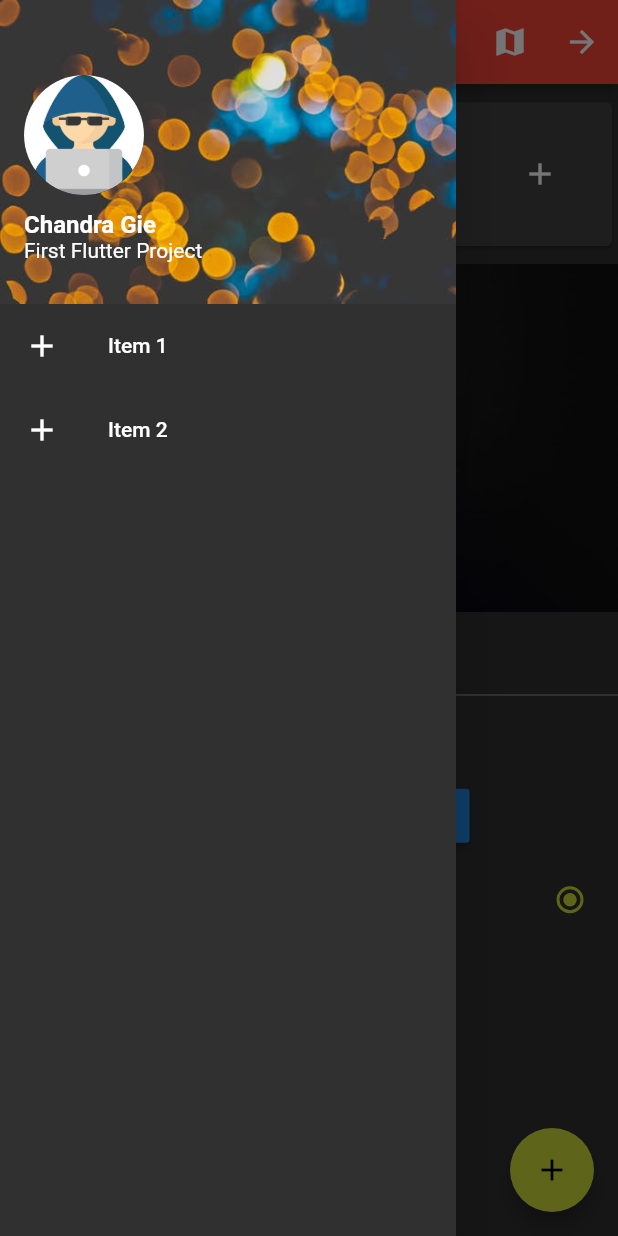
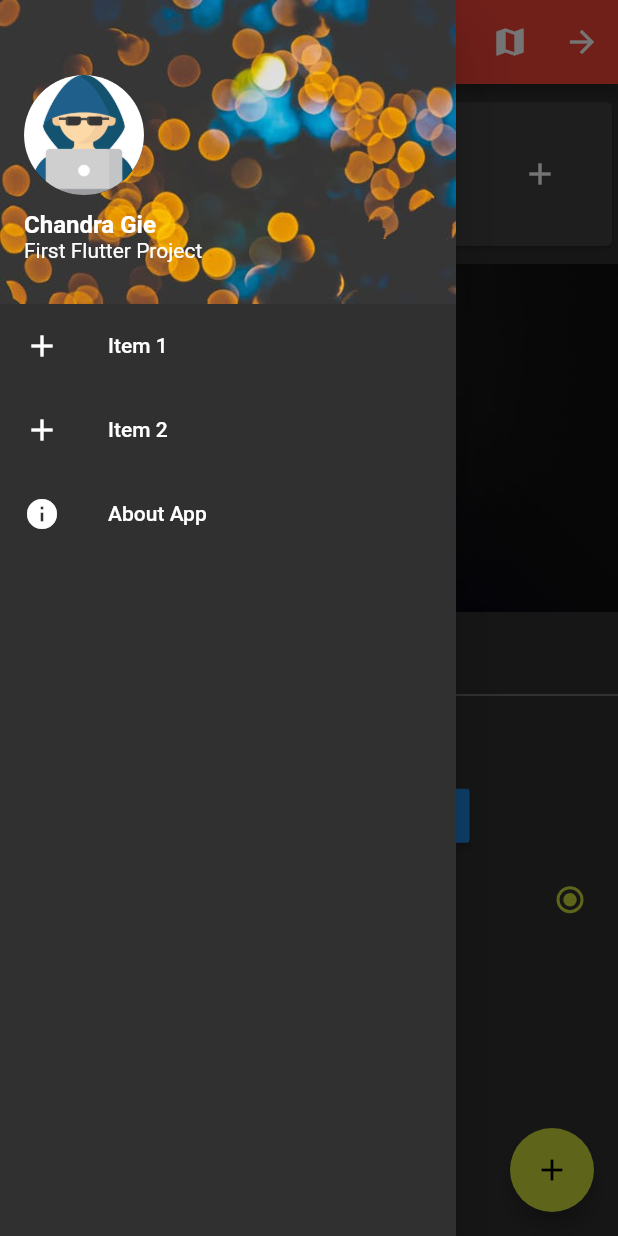
Before and after one commit to chandragie/flutter-project, a Flutter app: the screen it shows after launch, with the side drawer open, on a phone screen of 412 x 824 dp. Run offline on Flutter 3.47's test engine with Material 2 defaults, Android fonts, the phone set to English and light mode, and no system bars.

Commit message:
add about menu

```diff
--- a/basicofall/lib/main.dart
+++ b/basicofall/lib/main.dart
@@ -109,6 +109,20 @@ class _MyStatefulWidgetState extends State<MyStatefulWidget> {
                         leading: Icon(Icons.add),
                         title: Text("Item 2"),
                         onTap: () {},
+                      ),
+                      AboutListTile(
+                        icon:
+                            Icon(Icons.info, textDirection: TextDirection.ltr),
+                        applicationIcon: Icon(
+                          Icons.local_play,
+                          textDirection: TextDirection.ltr,
+                          size: 65,
+                          color: Theme.of(context).accentColor,
+                        ),
+                        applicationName: "My Basic Flutter App",
+                        applicationVersion: "1.0.0-BETA",
+                        applicationLegalese: "© 2020 PRIVATE",
+                        child: Text("About App"),
                       )
                     ],
                   )
```
Also changed, not shown: basicofall/lib/anotherpage.dart (+10 -2 lines).
